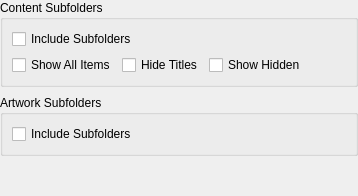
Qt form src/ui/dialogs/settings/subfolderspanel.ui (EtherAura/Kartend) before a commit.
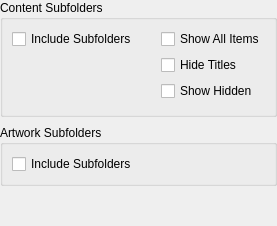
The same form after that commit.

Patch:
```diff
--- a/src/ui/dialogs/settings/subfolderspanel.ui
+++ b/src/ui/dialogs/settings/subfolderspanel.ui
@@ -11,10 +11,20 @@
    <item>
     <widget class="QGroupBox" name="contentSubfoldersGroupBox">
      <property name="title"><string>Content Subfolders</string></property>
-     <layout class="QVBoxLayout" name="contentSubfoldersGroupBoxLayout">
-      <property name="spacing"><number>6</number></property>
+     <!-- Two-column section: two equal-width column wrappers side by side. -->
+     <layout class="QHBoxLayout" name="contentSubfoldersRowLayout">
+      <property name="spacing"><number>24</number></property>
       <item>
-       <layout class="QHBoxLayout" name="contentOptionsLayout">
+       <widget class="QWidget" name="contentSubfoldersColLeft" native="true">
+        <property name="sizePolicy">
+         <sizepolicy hsizetype="Expanding" vsizetype="Preferred"><horstretch>0</horstretch><verstretch>0</verstretch></sizepolicy>
+        </property>
+        <layout class="QVBoxLayout" name="contentSubfoldersColLeftLayout">
+         <property name="leftMargin"><number>0</number></property>
+         <property name="topMargin"><number>0</number></property>
+         <property name="rightMargin"><number>0</number></property>
+         <property name="bottomMargin"><number>0</number></property>
+         <property name="spacing"><number>6</number></property>
         <item>
          <widget class="QCheckBox" name="includeContentSubfoldersCheckBox">
           <property name="toolTip"><string>Show subfolders as navigable virtual folders (does not create subcollections)</string></property>
@@ -22,20 +32,33 @@
          </widget>
         </item>
         <item>
-         <spacer name="contentOptionsSpacer">
-          <property name="orientation"><enum>Qt::Orientation::Horizontal</enum></property>
-          <property name="sizeHint" stdset="0"><size><width>40</width><height>20</height></size></property>
+          <spacer name="contentSubfoldersColLeftSpacer">
+           <property name="orientation"><enum>Qt::Orientation::Vertical</enum></property>
+           <property name="sizeHint" stdset="0"><size><width>20</width><height>4</height></size></property>
          </spacer>
         </item>
        </layout>
+       </widget>
       </item>
       <item>
-       <widget class="QWidget" name="subfolderOptionsWidget">
-        <layout class="QHBoxLayout" name="subfolderOptionsLayout">
+       <widget class="QWidget" name="contentSubfoldersColRight" native="true">
+        <property name="sizePolicy">
+         <sizepolicy hsizetype="Expanding" vsizetype="Preferred"><horstretch>0</horstretch><verstretch>0</verstretch></sizepolicy>
+        </property>
+        <layout class="QVBoxLayout" name="contentSubfoldersColRightLayout">
          <property name="leftMargin"><number>0</number></property>
          <property name="topMargin"><number>0</number></property>
          <property name="rightMargin"><number>0</number></property>
          <property name="bottomMargin"><number>0</number></property>
+         <property name="spacing"><number>6</number></property>
+         <item>
+          <widget class="QWidget" name="subfolderOptionsWidget" native="true">
+           <layout class="QVBoxLayout" name="subfolderOptionsLayout">
+            <property name="leftMargin"><number>0</number></property>
+            <property name="topMargin"><number>0</number></property>
+            <property name="rightMargin"><number>0</number></property>
+            <property name="bottomMargin"><number>0</number></property>
+            <property name="spacing"><number>6</number></property>
          <item>
           <widget class="QCheckBox" name="showAllSubfolderItemsCheckBox">
            <property name="toolTip"><string>Mix items from subfolders with parent collection items, sorted alphabetically</string></property>
@@ -54,10 +77,13 @@
            <property name="text"><string>Show Hidden</string></property>
           </widget>
          </item>
+           </layout>
+          </widget>
+         </item>
          <item>
           <spacer name="subfolderOptionsSpacer">
-           <property name="orientation"><enum>Qt::Orientation::Horizontal</enum></property>
-           <property name="sizeHint" stdset="0"><size><width>40</width><height>20</height></size></property>
+           <property name="orientation"><enum>Qt::Orientation::Vertical</enum></property>
+           <property name="sizeHint" stdset="0"><size><width>20</width><height>4</height></size></property>
           </spacer>
          </item>
         </layout>
```
Lines whose indentation alone changed are shown as unchanged.
